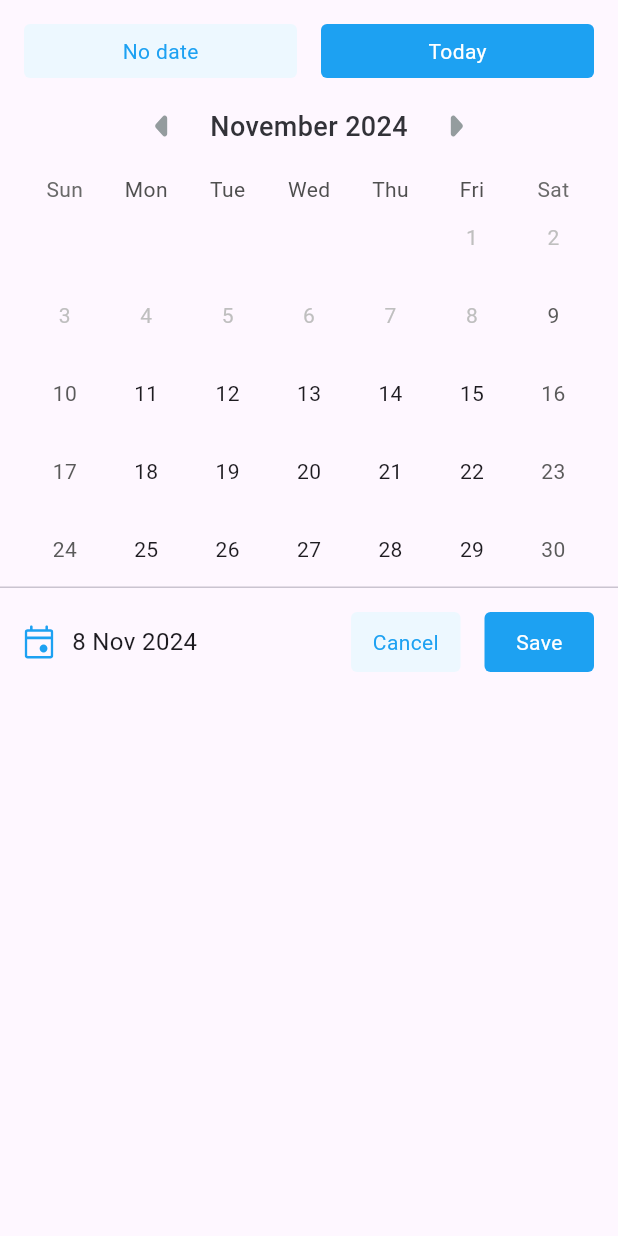
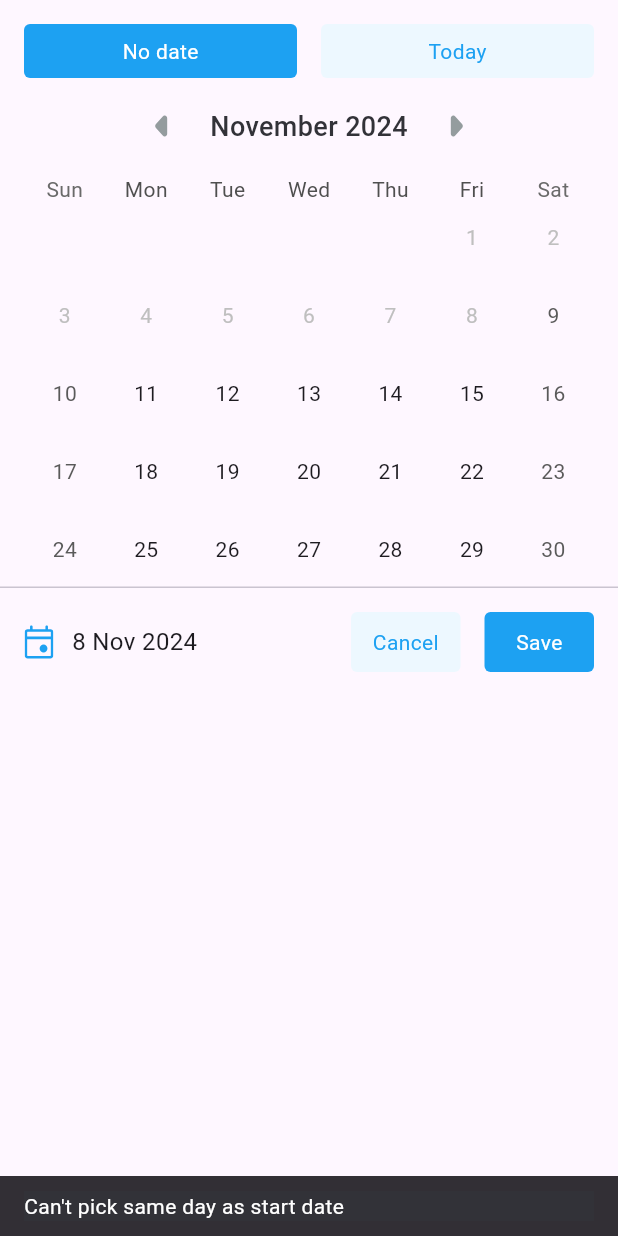
Before and after one commit to HuzefaPainter/test-app, a Flutter app: the CustomCalendarWidget widget shown alone on an empty page, opened directly with empty values, after a tap on "Today", on a phone screen of 412 x 824 dp. Run offline on Flutter 3.47's test engine with Material 3 defaults, Android fonts, the phone set to English and light mode, and no system bars; our stand-ins replace bloc, flutter_bloc, flutter_svg, objectbox; generated files the repository leaves out were written again.

Commit message:
fix enddate edge case

```diff
--- a/lib/components/custom_calendar_components/CustomCalendarWidget.dart
+++ b/lib/components/custom_calendar_components/CustomCalendarWidget.dart
@@ -198,6 +198,13 @@ class CustomCalendarWidgetState extends State<CustomCalendarWidget> {
   }
 
   void _selectToday() {
+    if (!widget.isStart) {
+      if (isSameDay(widget.otherDate!, DateTime.now())) {
+        CustomSnackBar.showSnackBar(
+            context, "Can't pick same day as start date", 3);
+        return;
+      }
+    }
     setState(() {
       _selectedDate = DateTime.now();
     });
```
